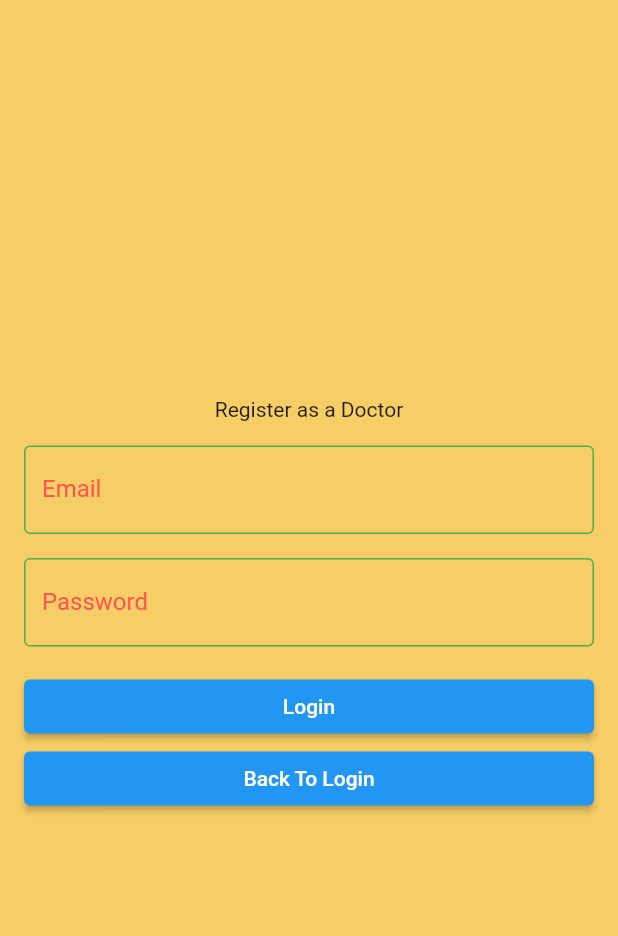
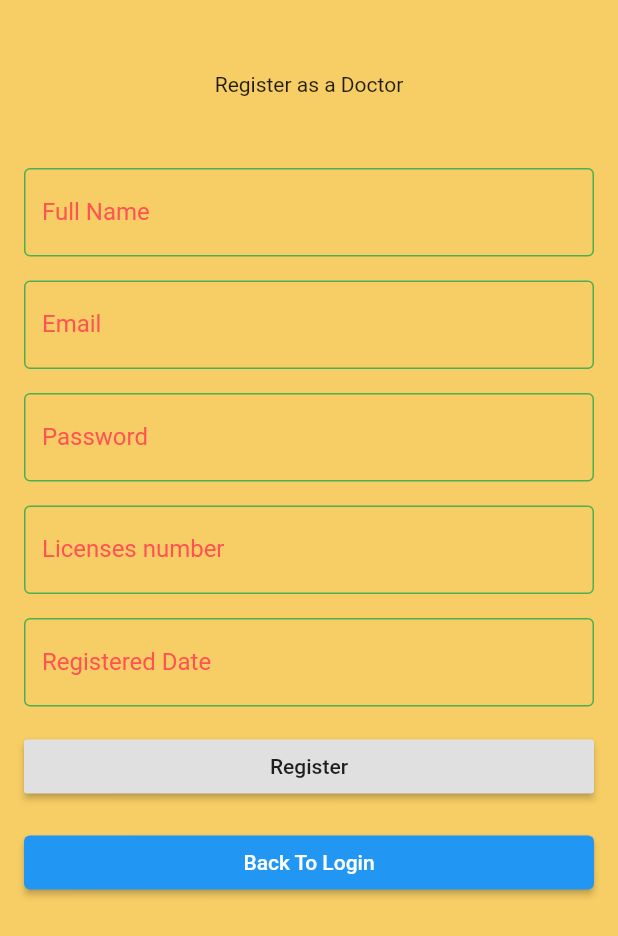
Before and after one commit to abishek12/MediTech, a Flutter app: the RegisterScreen screen opened by its route, on a phone screen of 412 x 824 dp. Shown: the top 936 px of the screen. Run offline on Flutter 3.47's test engine with Material 2 defaults, Android fonts, the light colour scheme and no system bars; our stand-ins replace cloud_firestore, firebase_auth, firebase_core; accounts and stored records are empty; network calls fail.

Commit message:
Auth: 1.0.0

```diff
--- a/lib/screen/landing_screen.dart
+++ b/lib/screen/landing_screen.dart
@@ -36,9 +36,9 @@ class _LandingScreenState extends State<LandingScreen> {
                   );
                 }
                 if (streamSnapshot.connectionState == ConnectionState.active) {
-                  Object? user = streamSnapshot.data;
+                  var user = streamSnapshot.data;
                   if (user == null) {
-                    return HomeScreen();
+                    return LoginScreen();
                   } else {
                     return HomeScreen();
                   }
--- a/lib/screen/register_screen.dart
+++ b/lib/screen/register_screen.dart
@@ -1,3 +1,4 @@
+import 'package:cloud_firestore/cloud_firestore.dart';
 import 'package:firebase_auth/firebase_auth.dart';
 import 'package:flutter/cupertino.dart';
 import 'package:flutter/material.dart';
@@ -10,6 +11,9 @@ class RegisterScreen extends StatelessWidget {
   Widget build(BuildContext context) {
     String _email = "";
     String _password = "";
+    String _fullName = "";
+    String _licensesNumber = "";
+    String _registeredDate = "";
 
     void _dialogBox(String content) {
       showDialog(
@@ -31,7 +35,18 @@ class RegisterScreen extends StatelessWidget {
     Future<void> _registerDoctor() async {
       try {
         await FirebaseAuth.instance
-            .createUserWithEmailAndPassword(email: _email, password: _password);
+            .createUserWithEmailAndPassword(email: _email, password: _password)
+            .then((value) => FirebaseFirestore.instance
+                    .collection("users")
+                    .doc(value.user!.uid)
+                    .set({
+                  "fullName": _fullName,
+                  "email": _email,
+                  "password": _password,
+                  "role": "doctor",
+                  "licensesNumber": _licensesNumber,
+                  "registeredDate": _registeredDate,
+                }));
         Navigator.pushNamed(context, "/login");
       } on FirebaseAuthException catch (e) {
         if (e.code == 'weak-password') {
@@ -45,15 +60,33 @@ class RegisterScreen extends StatelessWidget {
     }
 
     return Scaffold(
-      body: Center(
-        child: Column(
-          mainAxisAlignment: MainAxisAlignment.center,
+      body: SafeArea(
+        child: ListView(
           children: [
-            Text("Register as a Doctor"),
+            SizedBox(
+              height: 48.0,
+            ),
+            Center(
+              child: Text("Register as a Doctor"),
+            ),
+            SizedBox(
+              height: 32.0,
+            ),
             Container(
               margin: EdgeInsets.all(16.0),
               child: Column(
                 children: [
+                  CustomTextField(
+                    helperText: "Full Name",
+                    hintText: 'Enter full name',
+                    obscureText: false,
+                    onChanged: (value) {
+                      _fullName = value;
+                    },
+                  ),
+                  SizedBox(
+                    height: 16.0,
+                  ),
                   CustomTextField(
                     helperText: "Email",
                     hintText: 'Enter email address',
@@ -76,12 +109,40 @@ class RegisterScreen extends StatelessWidget {
                   SizedBox(
                     height: 16.0,
                   ),
+                  CustomTextField(
+                    helperText: "Licenses number",
+                    hintText: 'Enter doctor licenses number',
+                    obscureText: false,
+                    onChanged: (value) {
+                      _licensesNumber = value;
+                    },
+                  ),
+                  SizedBox(
+                    height: 16.0,
+                  ),
+                  CustomTextField(
+                    helperText: "Registered Date",
+                    hintText: '2021-12-25',
+                    obscureText: false,
+                    onChanged: (value) {
+                      _registeredDate = value;
+                    },
+                  ),
+                  SizedBox(
+                    height: 16.0,
+                  ),
                   Container(
                     width: MediaQuery.of(context).size.width,
-                    child: ElevatedButton(
-                      onPressed: () => _registerDoctor(),
-                      child: Text("Login"),
+                    child: RaisedButton(
+                      onPressed: (){
+                        _registerDoctor();
+
+                      },
+                      child: Text("Register"),
                     ),
+                  ),
+                  SizedBox(
+                    height: 16.0,
                   ),
                   Container(
                     width: MediaQuery.of(context).size.width,
--- a/lib/widgets/custom_drawer.dart
+++ b/lib/widgets/custom_drawer.dart
@@ -7,12 +7,13 @@ class MyDrawer extends StatelessWidget {
 
   @override
   Widget build(BuildContext context) {
+    var userData = FirebaseAuth.instance.currentUser!.uid;
     return Drawer(
       child: ListView(
         children: [
           UserAccountsDrawerHeader(
             accountName: Text("Abishek Khanal"),
-            accountEmail: Text("abishek@gmail.com"),
+            accountEmail: Text(FirebaseAuth.instance.currentUser!.email.toString()),
             currentAccountPicture: CircleAvatar(
               backgroundImage: AssetImage("assets/images/doctor1.jpg"),
             ),
--- a/pubspec.yaml
+++ b/pubspec.yaml
@@ -30,6 +30,7 @@ dependencies:
   cupertino_icons: ^1.0.2
   firebase_core: ^1.7.0
   firebase_auth: ^3.1.2
+  cloud_firestore: ^2.5.3
 
 dev_dependencies:
   flutter_test:
```
Also changed, not shown: pubspec.lock.
